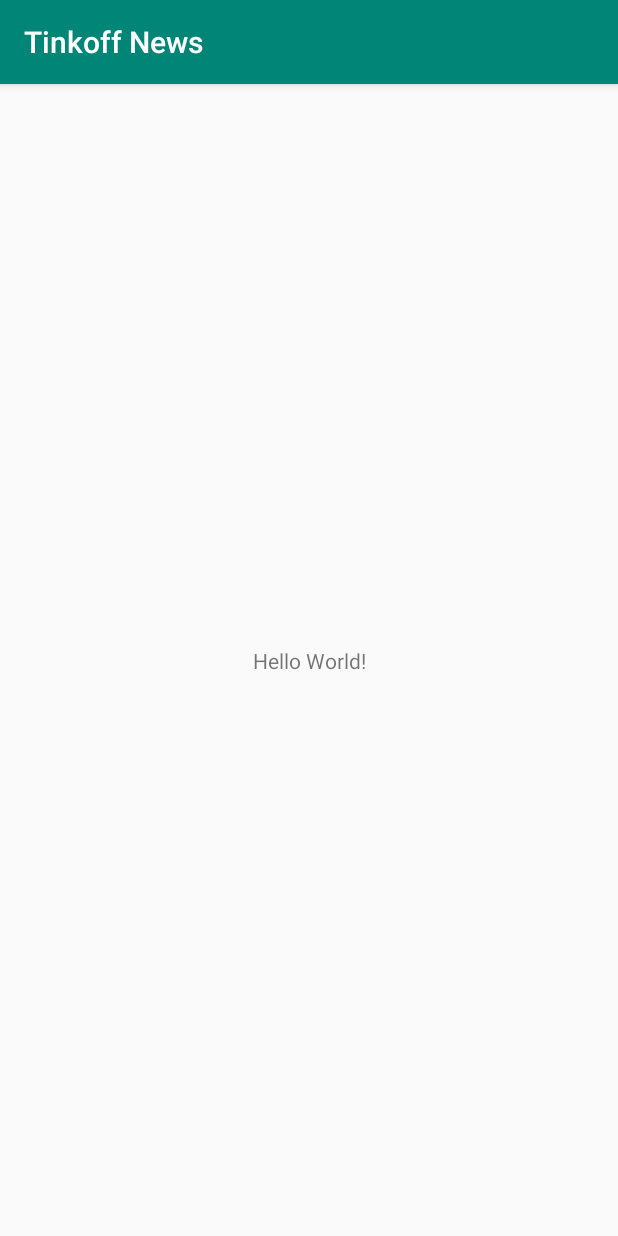
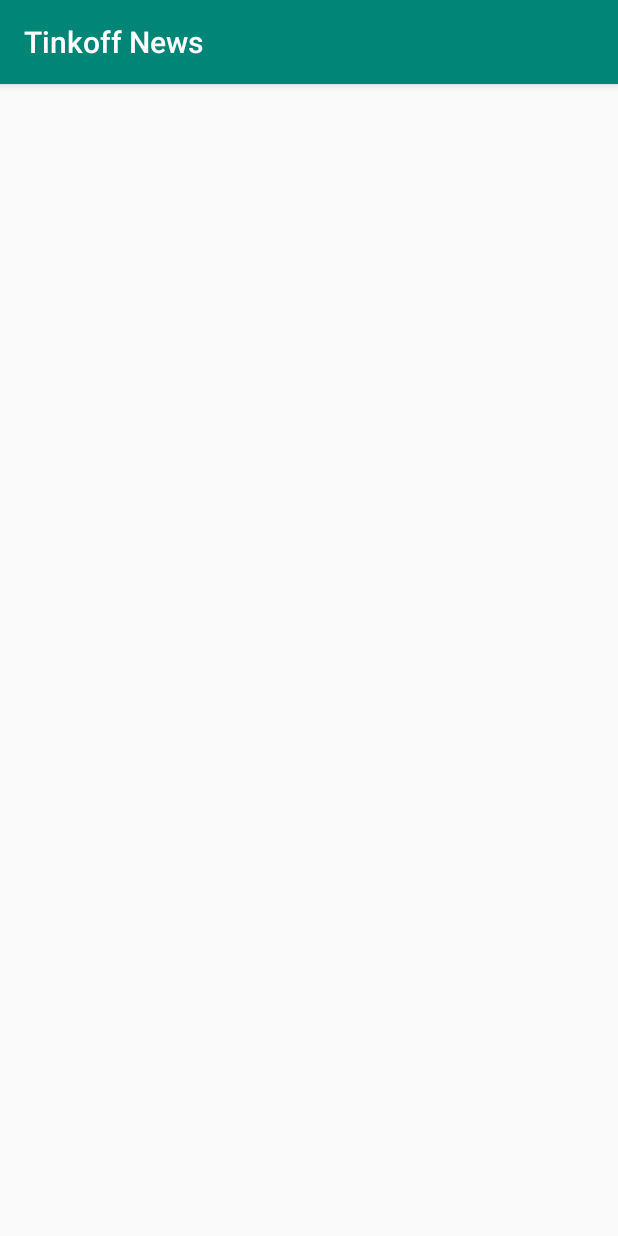
Before and after one commit to eldarovich99/TinkoffNewsFeed, an Android app: the screen it shows after launch (MainActivity), on a phone screen of 412 x 824 dp. Run offline under Robolectric (Android 15) with nearby library versions, the phone set to English and light mode, and no system bars.

```diff
--- a/app/src/main/res/layout/activity_main.xml
+++ b/app/src/main/res/layout/activity_main.xml
@@ -1,5 +1,5 @@
 <?xml version="1.0" encoding="utf-8"?>
-<android.support.constraint.ConstraintLayout
+<FrameLayout
         xmlns:android="http://schemas.android.com/apk/res/android"
         xmlns:tools="http://schemas.android.com/tools"
         xmlns:app="http://schemas.android.com/apk/res-auto"
@@ -7,13 +7,4 @@
         android:layout_height="match_parent"
         tools:context=".MainActivity">
 
-    <TextView
-            android:layout_width="wrap_content"
-            android:layout_height="wrap_content"
-            android:text="Hello World!"
-            app:layout_constraintBottom_toBottomOf="parent"
-            app:layout_constraintLeft_toLeftOf="parent"
-            app:layout_constraintRight_toRightOf="parent"
-            app:layout_constraintTop_toTopOf="parent"/>
-
-</android.support.constraint.ConstraintLayout>
+</FrameLayout>
```
